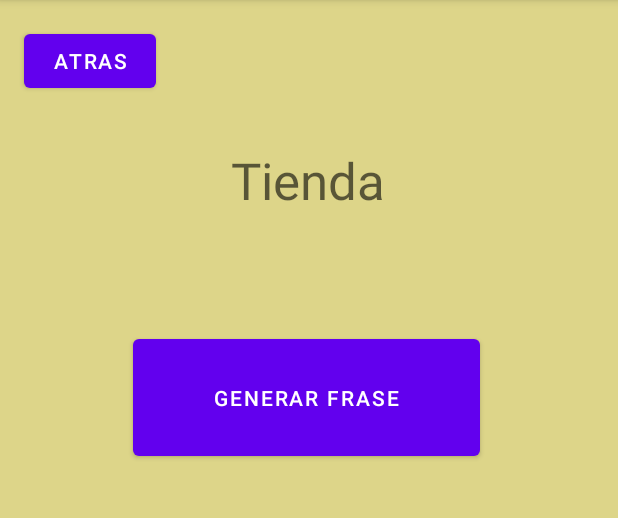
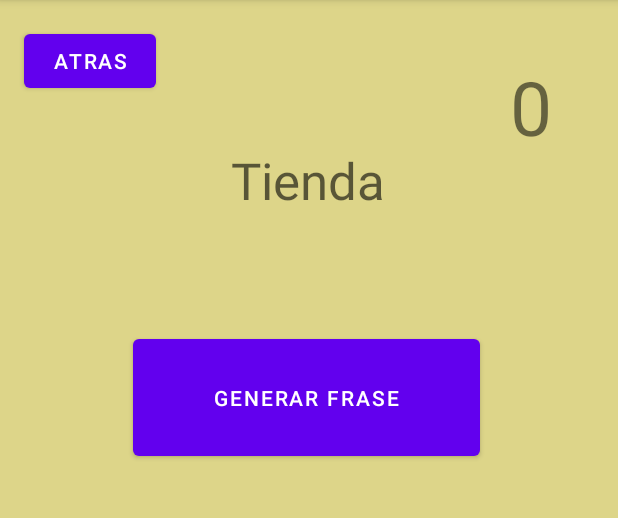
Before and after one commit to picugeo27/MyDrobe2.0, an Android app: the screen it shows after launch (MainActivity), after a tap on "TIENDA", on a phone screen of 412 x 824 dp, the part 84-602 px from its top. Run offline under Robolectric (Android 15) with nearby library versions, the phone set to English and light mode, and no system bars.

Commit message:
13/10 adri

```diff
--- a/app/src/main/java/com/example/mydrobe/MainActivity.java
+++ b/app/src/main/java/com/example/mydrobe/MainActivity.java
@@ -4,28 +4,34 @@ import androidx.appcompat.app.AppCompatActivity;
 
 import android.os.Bundle;
 import android.view.View;
-import android.widget.Button;
 import android.widget.TextView;
 
 public class MainActivity extends AppCompatActivity {
     int mCounter = 0;
-    Button btn;
-    TextView txv;
+    TextView txv,coin;
+
     @Override
     protected void onCreate(Bundle savedInstanceState) {
         super.onCreate(savedInstanceState);
         setContentView(R.layout.activity_main);
-        btn = (Button) findViewById (R.id.bt);
-        txv = (TextView) findViewById (R.id.tx);
     }
-    public void sendMessage(View view) {
+
+    public void recuperarP(View view){
+        setContentView(R.layout.activity_main);
+        txv = (TextView) findViewById (R.id.tx_puntos);
+        txv.setText(Integer.toString(mCounter));
+    }
+
+    public void irTienda(View view) {
         setContentView(R.layout.interfaztienda);
+        coin = (TextView) findViewById (R.id.coins);
+        coin.setText(Integer.toString(mCounter));
     }
+
     public void cliker(View view) {
         mCounter++;
+        txv = (TextView) findViewById (R.id.tx_puntos);
         txv.setText(Integer.toString(mCounter));
     }
-    public void back(View view) {
-        setContentView(R.layout.activity_main);
-    }
+
 }
--- a/app/src/main/res/layout/interfaztienda.xml
+++ b/app/src/main/res/layout/interfaztienda.xml
@@ -47,7 +47,7 @@
         android:id="@+id/button5"
         android:layout_width="wrap_content"
         android:layout_height="wrap_content"
-        android:onClick="back"
+        android:onClick="recuperarP"
         android:text="ATRAS"
         app:layout_constraintBottom_toBottomOf="parent"
         app:layout_constraintEnd_toEndOf="parent"
@@ -55,4 +55,17 @@
         app:layout_constraintStart_toStartOf="parent"
         app:layout_constraintTop_toTopOf="parent"
         app:layout_constraintVertical_bias="0.023" />
+
+    <TextView
+        android:id="@+id/coins"
+        android:layout_width="wrap_content"
+        android:layout_height="wrap_content"
+        android:text="0"
+        android:textSize="50sp"
+        app:layout_constraintBottom_toBottomOf="parent"
+        app:layout_constraintEnd_toEndOf="parent"
+        app:layout_constraintHorizontal_bias="0.885"
+        app:layout_constraintStart_toStartOf="parent"
+        app:layout_constraintTop_toTopOf="parent"
+        app:layout_constraintVertical_bias="0.053" />
 </androidx.constraintlayout.widget.ConstraintLayout>
--- a/build.gradle
+++ b/build.gradle
@@ -5,7 +5,7 @@ buildscript {
         mavenCentral()
     }
     dependencies {
-        classpath "com.android.tools.build:gradle:7.0.2"
+        classpath 'com.android.tools.build:gradle:7.0.3'
 
         // NOTE: Do not place your application dependencies here; they belong
         // in the individual module build.gradle files
```
Also changed, not shown: app/src/main/res/layout/activity_main.xml (+6 -3 lines).
